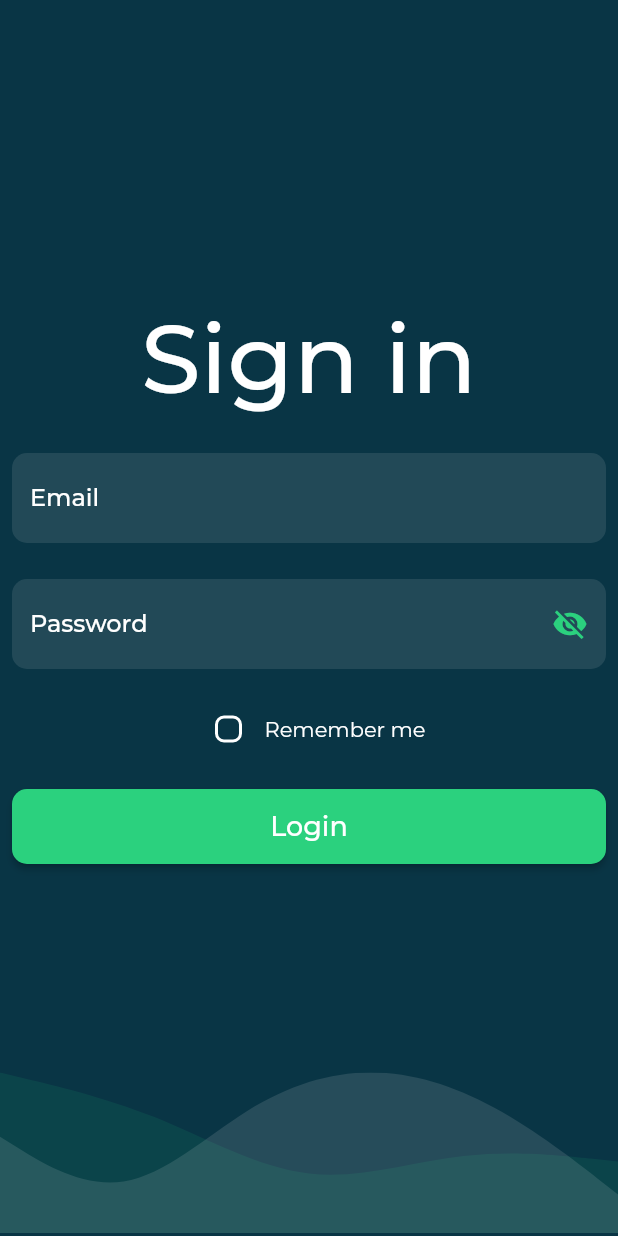
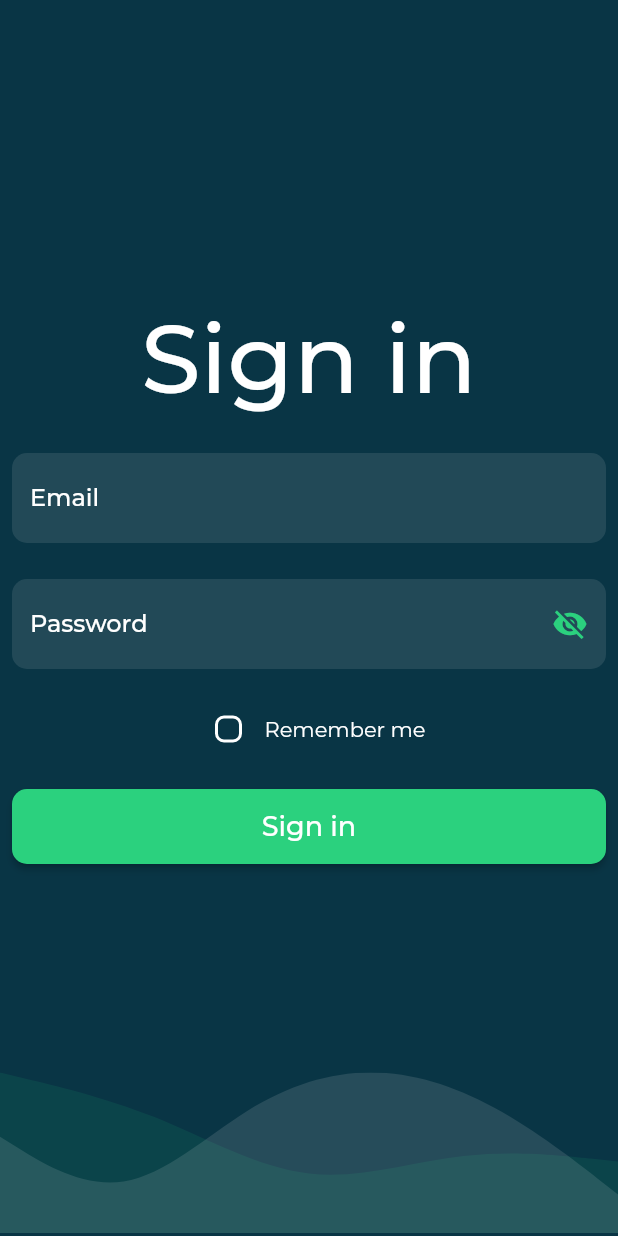
Before and after one commit to tomislavmiksik/job-application-task, a Flutter app: the screen it shows after launch, on a phone screen of 412 x 824 dp. Run offline on Flutter 3.47's test engine with Material 2 defaults, Android fonts, the phone set to English and light mode, and no system bars; our stand-ins replace dio, extended_image, flutter_svg, font_awesome_flutter, image_picker, shared_preferences; generated files the repository leaves out were written again; project files that could hold a hidden picture were left out.

Commit message:
localization added for English and Croatian

```diff
--- /dev/null
+++ b/l10n.yaml
@@ -0,0 +1,3 @@
+arb-dir: lib/l10n
+template-arb-file: app_en.arb
+output-localization-file: app_localizations.dart
--- a/lib/main.dart
+++ b/lib/main.dart
@@ -7,6 +7,7 @@ import 'package:job_application_task/screens/login_screen.dart';
 import 'package:job_application_task/services/api_calls.dart';
 import 'package:provider/provider.dart';
 import 'package:shared_preferences/shared_preferences.dart';
+import 'package:flutter_gen/gen_l10n/app_localizations.dart';
 
 import 'constants/default_theme.dart';
 
@@ -37,21 +38,13 @@ class MyApp extends StatelessWidget {
         ),
       ],
       child: MaterialApp(
-        localizationsDelegates: const [
-          GlobalMaterialLocalizations.delegate,
-          GlobalWidgetsLocalizations.delegate,
-          GlobalCupertinoLocalizations.delegate,
-        ],
-        supportedLocales: const [
-          Locale('en', ''),
-          Locale('hr', ''),
-          Locale('de', ''),
-        ],
+        localizationsDelegates: AppLocalizations.localizationsDelegates,
+        supportedLocales: AppLocalizations.supportedLocales,
         title: 'Movie App',
         theme: DefaultTheme().theme,
         routes: {
           '/': (ctx) => const LoadingScreen(),
-          LoginScreen.routeName : (ctx) => const LoginScreen(),
+          LoginScreen.routeName: (ctx) => const LoginScreen(),
           HomeScreen.routeName: (ctx) => const HomeScreen(),
           EditMovieScreen.routeName: (ctx) => const EditMovieScreen(),
         },
--- a/lib/screens/home_screen.dart
+++ b/lib/screens/home_screen.dart
@@ -1,13 +1,13 @@
 import 'dart:io';
 
 import 'package:flutter/material.dart';
-import 'package:flutter_svg/flutter_svg.dart';
 import 'package:font_awesome_flutter/font_awesome_flutter.dart';
 import 'package:job_application_task/models/movie.dart';
 import 'package:job_application_task/services/api_calls.dart';
 import 'package:job_application_task/widgets/empty_list.dart';
 import 'package:job_application_task/widgets/movie_grid.dart';
 import 'package:provider/provider.dart';
+import 'package:flutter_gen/gen_l10n/app_localizations.dart';
 
 class HomeScreen extends StatefulWidget {
   const HomeScreen({Key? key}) : super(key: key);
@@ -62,7 +62,7 @@ class _HomeScreenState extends State<HomeScreen> {
                           Padding(
                             padding: const EdgeInsets.only(left: 8.0),
                             child: Text(
-                              'My Movies',
+                              AppLocalizations.of(context)!.myMovies,
                               style: Theme.of(context).textTheme.headline3,
                             ),
                           ),
--- a/lib/screens/login_screen.dart
+++ b/lib/screens/login_screen.dart
@@ -1,6 +1,6 @@
 import 'package:flutter/material.dart';
 import 'package:flutter_svg/flutter_svg.dart';
-
+import 'package:flutter_gen/gen_l10n/app_localizations.dart';
 import '../widgets/login_form.dart';
 
 class LoginScreen extends StatelessWidget {
@@ -31,7 +31,7 @@ class LoginScreen extends StatelessWidget {
                   child: Column(
                     children: [
                       Text(
-                        'Sign in',
+                        AppLocalizations.of(context)!.signIn,
                         style: Theme.of(context).textTheme.headline1,
                       ),
                       const SizedBox(height: 16),
--- a/lib/widgets/login_form.dart
+++ b/lib/widgets/login_form.dart
@@ -1,5 +1,5 @@
 import 'dart:io';
-
+import 'package:flutter_gen/gen_l10n/app_localizations.dart';
 import 'package:dio/dio.dart';
 import 'package:flutter/material.dart';
 import 'package:job_application_task/screens/home_screen.dart';
@@ -81,7 +81,7 @@ class _LoginFormState extends State<LoginForm> {
                 color: Color(0xFFEB5757),
                 fontWeight: FontWeight.bold,
               ),
-              labelText: 'Password',
+              labelText: AppLocalizations.of(context)!.password,
               suffixIcon: IconButton(
                 splashColor: Colors.transparent,
                 //splashRadius: 0,
@@ -141,9 +141,9 @@ class _LoginFormState extends State<LoginForm> {
                   onTap: () {
                     updateCheck(!checkValue);
                   },
-                  child: const Text(
-                    'Remember me',
-                    style: TextStyle(color: Colors.white),
+                  child: Text(
+                    AppLocalizations.of(context)!.rememberMe,
+                    style: const TextStyle(color: Colors.white),
                   ),
                 ),
               ],
@@ -168,7 +168,7 @@ class _LoginFormState extends State<LoginForm> {
                   ),
                 ),
               ),
-              child: const Text('Login'),
+              child: Text(AppLocalizations.of(context)!.signInButton),
               onPressed: () {
                 submitForm();
               },
```
Also changed, not shown: lib/l10n/app_en.arb (added, +27 -0 lines), lib/l10n/app_hr.arb (added, +20 -0 lines), lib/screens/edit_movie_screen.dart (+3 -5 lines), lib/widgets/edit_add_form.dart (+28 -14 lines), lib/widgets/movie_tile.dart (+11 -10 lines).
